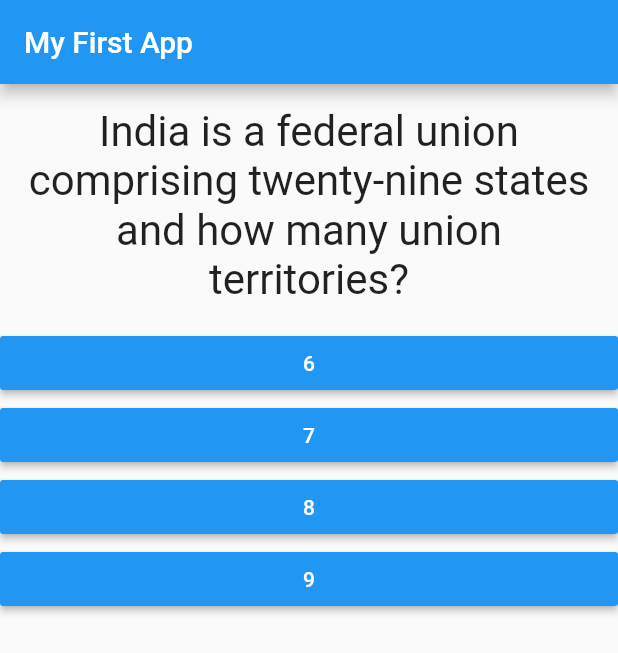
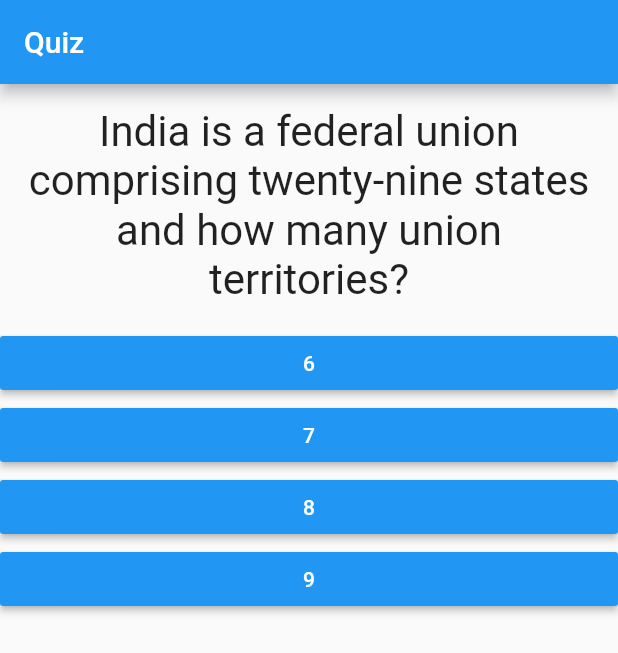
Before and after one commit to rajbhensdadiya/flutter-quiz-app, a Flutter app: the screen it shows after launch, on a phone screen of 412 x 824 dp. Shown: the top 653 px of the screen. Run offline on Flutter 3.47's test engine with Material 2 defaults, Android fonts, the phone set to English and light mode, and no system bars.

Commit message:
update readme

```diff
--- a/lib/main.dart
+++ b/lib/main.dart
@@ -87,7 +87,7 @@ class _MyAppState extends State<MyApp> {
     return MaterialApp(
       home: Scaffold(
         appBar: AppBar(
-          title: Text("My First App"),
+          title: Text("Quiz"),
         ),
         body: _questionIndex < _questions.length
             ? Quiz(
```
Also changed, not shown: 1 other file.
